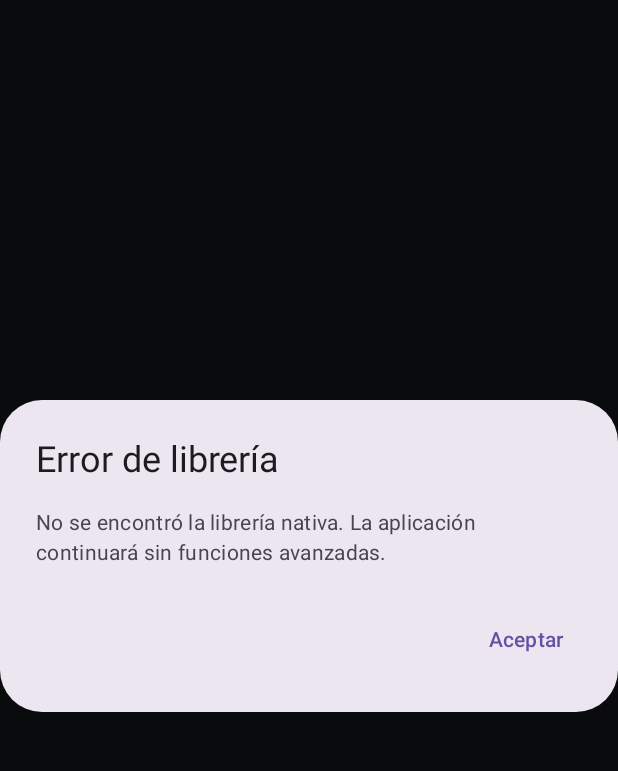
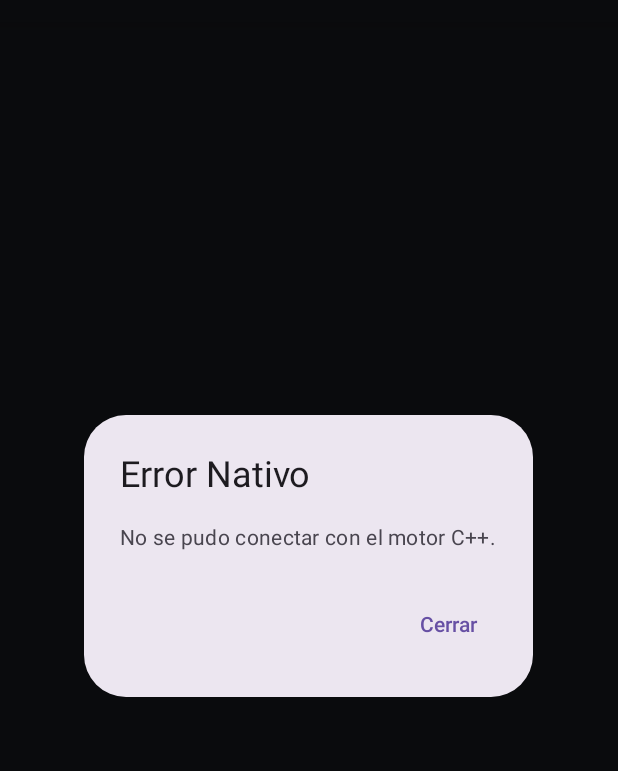
Before and after one commit to Jesusdio2/Prueba3D-Cpp, an Android app built with Jetpack Compose: the screen it shows after launch (GameActivity), on a phone screen of 412 x 824 dp, the part 62-833 px from its top. Run offline under Robolectric (Android 15) with nearby library versions, the light colour scheme and no system bars; 1 statement that could not run was skipped.

Commit message:
9:09 P.M. 02/04/2026

```diff
--- a/platform/android/app/src/main/java/com/faes/prueba3d/GameActivity.kt
+++ b/platform/android/app/src/main/java/com/faes/prueba3d/GameActivity.kt
@@ -14,16 +14,16 @@ class GameActivity : ComponentActivity() {
     companion object {
         init {
             try {
-                System.loadLibrary("milib")
+                // Usamos el nombre real de la librería nativa
+                System.loadLibrary("prueba3d_native")
                 Log.i("GameActivity", "Librería nativa cargada correctamente")
             } catch (e: UnsatisfiedLinkError) {
                 Log.e("GameActivity", "No se encontró la librería nativa: ${e.message}")
-            } catch (e: Exception) {
-                Log.e("GameActivity", "Error al cargar la librería: ${e.message}")
             }
         }
     }
 
+    // Nombre que el puente JNI (jni_bridge.cpp) espera
     external fun initGame()
 
     override fun onCreate(savedInstanceState: Bundle?) {
@@ -32,7 +32,7 @@ class GameActivity : ComponentActivity() {
         nativeLoaded = try {
             initGame()
             true
-        } catch (e: UnsatisfiedLinkError) {
+        } catch (e: Exception) {
             false
         }
 
@@ -51,20 +51,20 @@ class GameActivity : ComponentActivity() {
 @Composable
 fun GameScreen() {
     Surface {
-        Text("Juego inicializado correctamente con C++")
+        Text("Juego 3D en C++ inicializado correctamente!")
     }
 }
 
 @Composable
 fun MissingLibraryDialog() {
     AlertDialog(
-        onDismissRequest = { /* cerrar diálogo */ },
+        onDismissRequest = { },
         confirmButton = {
-            TextButton(onClick = { /* cerrar app o continuar */ }) {
-                Text("Aceptar")
+            TextButton(onClick = { }) {
+                Text("Cerrar")
             }
         },
-        title = { Text("Error de librería") },
-        text = { Text("No se encontró la librería nativa. La aplicación continuará sin funciones avanzadas.") }
+        title = { Text("Error Nativo") },
+        text = { Text("No se pudo conectar con el motor C++.") }
     )
 }
```
